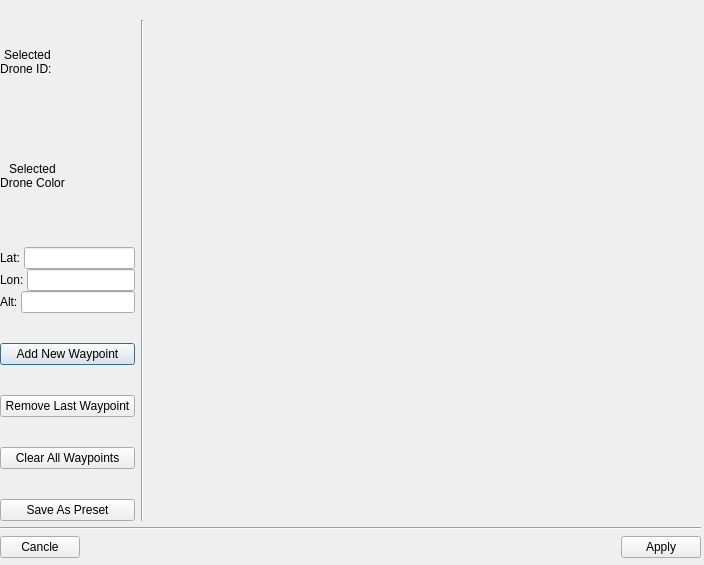
Samwise101/EiRT-AscenD-Robotics, file ros2_ws/src/hmi/ui/flight_plan_dialog.ui: the form before one commit.
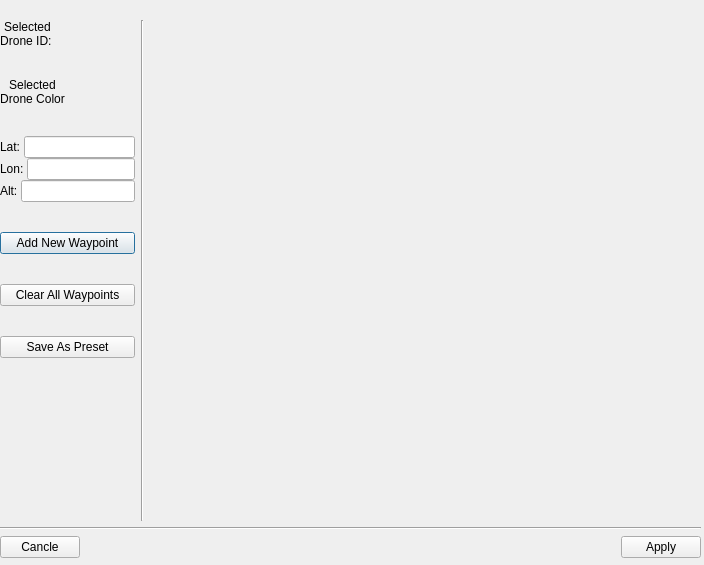
The form after the commit. Icons and pictures are not drawn.

The edit to the form file:
```diff
--- a/ros2_ws/src/hmi/ui/flight_plan_dialog.ui
+++ b/ros2_ws/src/hmi/ui/flight_plan_dialog.ui
@@ -26,7 +26,7 @@
     <item>
      <layout class="QHBoxLayout" name="horizontalLayout" stretch="0,0,10">
       <item>
-       <layout class="QVBoxLayout" name="verticalLayout_2" stretch="0,0,0,10,10,10,0">
+       <layout class="QVBoxLayout" name="verticalLayout_2" stretch="0,0,0,10,10,0,0">
         <property name="spacing">
          <number>30</number>
         </property>
@@ -130,13 +130,6 @@
           </property>
          </widget>
         </item>
-        <item>
-         <widget class="QPushButton" name="removeWaypointButton">
-          <property name="text">
-           <string>Remove Last Waypoint</string>
-          </property>
-         </widget>
-        </item>
         <item>
          <widget class="QPushButton" name="clearWaypointsButton">
           <property name="text">
@@ -151,6 +144,19 @@
           </property>
          </widget>
         </item>
+        <item>
+         <spacer name="verticalSpacer">
+          <property name="orientation">
+           <enum>Qt::Vertical</enum>
+          </property>
+          <property name="sizeHint" stdset="0">
+           <size>
+            <width>20</width>
+            <height>40</height>
+           </size>
+          </property>
+         </spacer>
+        </item>
        </layout>
       </item>
       <item>
```
Left out of the diff: 52 changed lines with no effect on the pictures.
